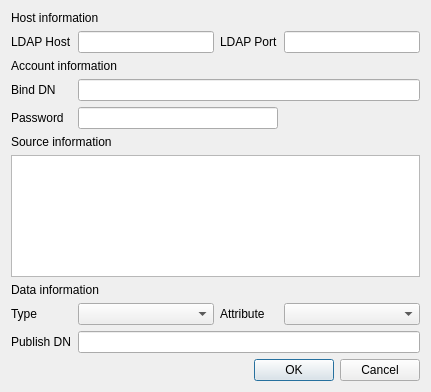
Qt form CAMan/pub_ldap_dlg.ui (jykim74/CertMan) before a commit.
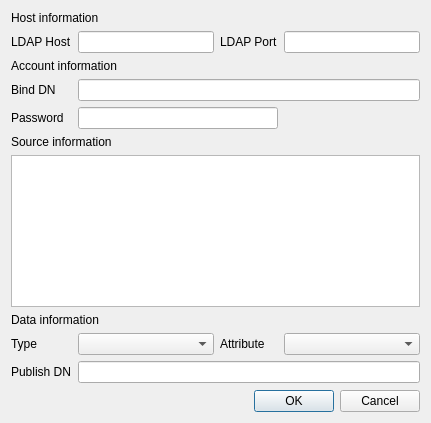
The same form after that commit.

The edit to the form file:
```diff
--- a/CAMan/pub_ldap_dlg.ui
+++ b/CAMan/pub_ldap_dlg.ui
@@ -7,7 +7,7 @@
     <x>0</x>
     <y>0</y>
     <width>431</width>
-    <height>392</height>
+    <height>423</height>
    </rect>
   </property>
   <property name="windowTitle">
```
Left out of the diff: 2 changed lines with no effect on the pictures.
